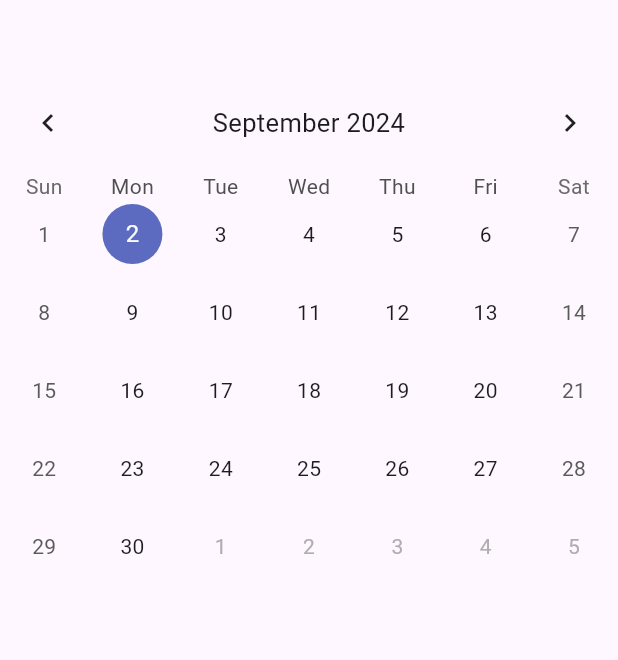
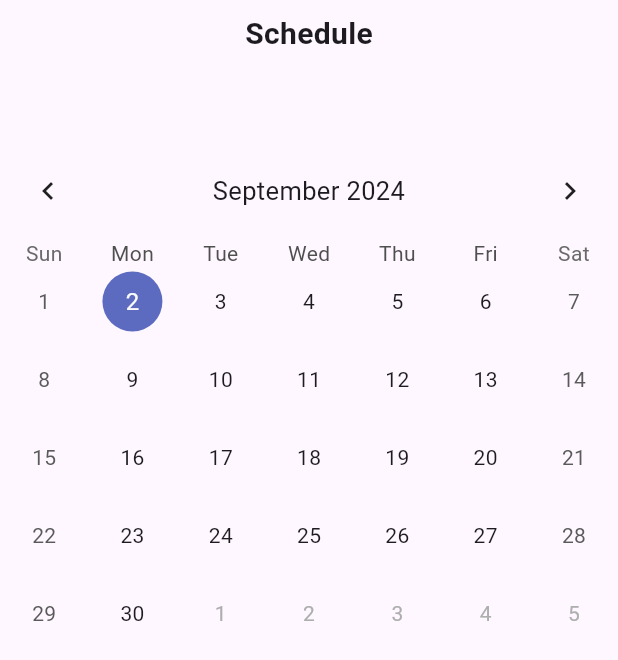
Before and after one commit to raytembo/kori-front, a Flutter app: the CalendarScreen screen opened directly, on a phone screen of 412 x 824 dp. Shown: the top 660 px of the screen. Run offline on Flutter 3.47's test engine with Material 3 defaults, Android fonts, the phone set to English and light mode, and no system bars; drawn by our look-alikes of table_calendar; our stand-ins replace flutter_snake_navigationbar.

Commit message:
fixed the calendar functionality

```diff
--- a/lib/screens/Other Screens/calendar.dart
+++ b/lib/screens/Other Screens/calendar.dart
@@ -9,20 +9,28 @@ class CalendarScreen extends StatefulWidget {
 }
 
 class _CalendarScreenState extends State<CalendarScreen> {
-  DateTime? _selectedDay;
   DateTime _focusDay = DateTime.now();
 
-  void setday(DateTime day, DateTime focusedDay){
+  void selectMethod(DateTime day, DateTime focusedDay){
     setState(() {
       _focusDay = day;
     });
   }
 
-
   @override
   Widget build(BuildContext context) {
     return  Scaffold(
-      body:Padding(
+      body:SafeArea(
+        child: Column(
+          children: [
+            const Padding(
+              padding: EdgeInsets.all(8.0),
+              child: Text("Schedule", style: TextStyle(
+                fontSize: 20,
+                fontWeight: FontWeight.bold,
+              ),),
+            ),
+            Padding(
               padding: const EdgeInsets.only(top: 50.0),
               child: TableCalendar(
                 availableGestures: AvailableGestures.all,
@@ -32,17 +40,15 @@ class _CalendarScreenState extends State<CalendarScreen> {
                 lastDay: DateTime.utc(2030, 3, 14),
                 focusedDay: _focusDay,
                 selectedDayPredicate: (day)=>isSameDay(day, _focusDay),
-          onDaySelected: setday,
+                onDaySelected: selectMethod,
+              ),
+            ),
+
+          ],
+
         ),
       )
     );
   }
-  void _onDaySelected(selectedDay, focusedDay){
-    if(isSameDay(_selectedDay, selectedDay)){
-      setState(() {
-        _selectedDay = selectedDay;
-        _focusDay = focusedDay;
-      });
+
 }
-  }
-}
```
Lines whose indentation alone changed are shown as unchanged.
